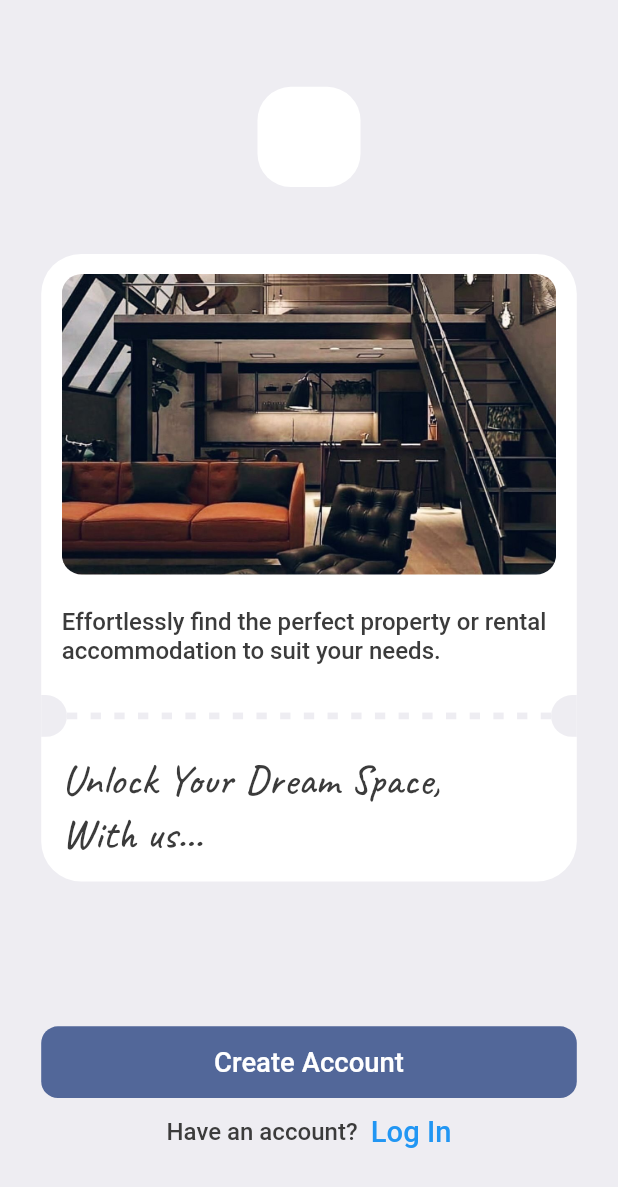
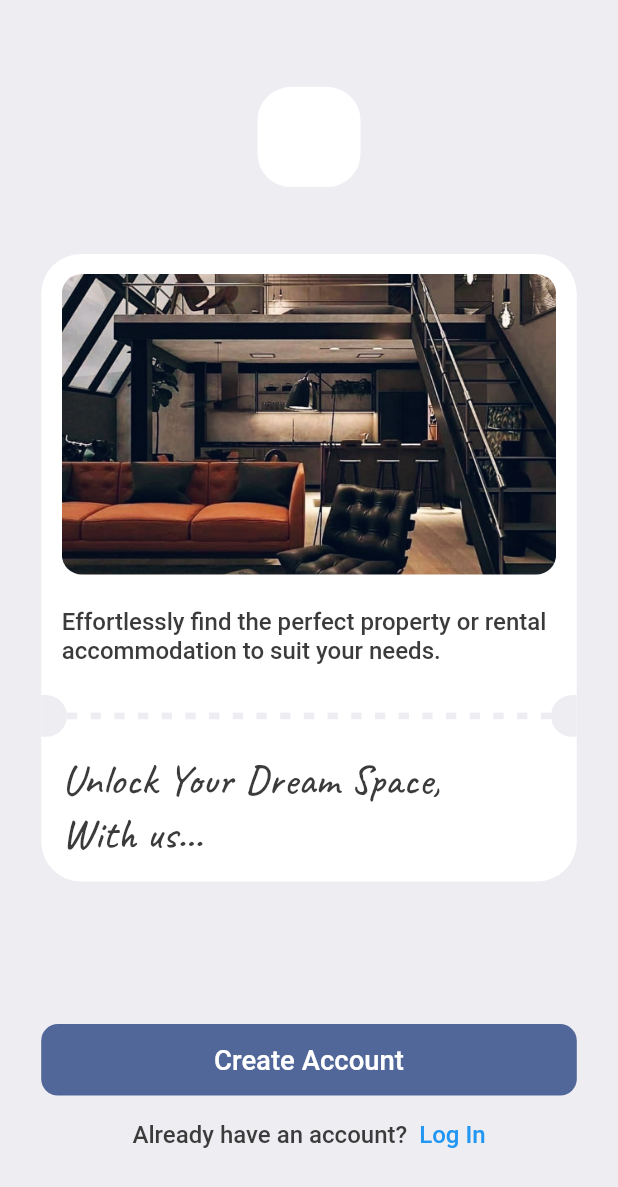
Before and after one commit to harshbhanderi22/pg_hostel_rent_service_app_flutter, a Flutter app: the screen it shows after launch, on a phone screen of 412 x 824 dp. Shown: the top 1187 px of the screen. Run offline on Flutter 3.47's test engine with Material 2 defaults, Android fonts, the phone set to English and light mode, and no system bars; our stand-ins replace flutter_screenutil, google_fonts.

Commit message:
Project Structure Updated

```diff
--- /dev/null
+++ b/lib/Utils/Components/button.dart
@@ -0,0 +1,31 @@
+import 'package:flutter/material.dart';
+import 'package:flutter_screenutil/flutter_screenutil.dart';
+import 'package:real/Utils/app_styles.dart';
+
+class Button extends StatelessWidget {
+  final String text;
+  final Function onTap;
+  const Button({super.key, required this.text,required this.onTap});
+
+  @override
+  Widget build(BuildContext context) {
+    return InkWell(
+      onTap: () {
+        onTap();
+      },
+      child: Container(
+        width: double.infinity,
+        padding: EdgeInsets.symmetric(horizontal: 12.w, vertical: 12.h),
+        decoration: BoxDecoration(
+          color: Styles.darkPrimaryColor,
+          borderRadius: BorderRadius.circular(10.r),
+        ),
+        child: Center(
+            child: Text(
+          text,
+          style: Styles.textStyle.copyWith(color: Colors.white),
+        )),
+      ),
+    );
+  }
+}
--- a/lib/Utils/intro_card.dart
+++ b/lib/Utils/Components/intro_card.dart
@@ -1,8 +1,7 @@
 import 'package:flutter/material.dart';
 import 'package:flutter_screenutil/flutter_screenutil.dart';
 import 'package:google_fonts/google_fonts.dart';
-
-import 'app_styles.dart';
+import 'package:real/Utils/app_styles.dart';
 
 
 class IntroCard extends StatelessWidget {
@@ -43,8 +42,7 @@ class IntroCard extends StatelessWidget {
           SizedBox(
             height: 10.h,
           ),
-          Container(
-            child: Row(
+          Row(
             children: [
               SizedBox(
                 height: 25.h,
@@ -94,7 +92,6 @@ class IntroCard extends StatelessWidget {
               ),
             ],
           ),
-          ),
           SizedBox(
             height: 10.h,
           ),
--- /dev/null
+++ b/lib/Utils/Routes/route_name.dart
@@ -0,0 +1,5 @@
+class RoutesName {
+  static const loginScreen = "login_screen";
+  static const signUpScreen = "signup_screen";
+  static const introScreen = "intro_screen";
+}
--- /dev/null
+++ b/lib/Utils/Routes/routes.dart
@@ -0,0 +1,24 @@
+import 'package:flutter/material.dart';
+import 'package:real/Utils/Routes/route_name.dart';
+import 'package:real/View/intro_screen.dart';
+import 'package:real/View/login_screen.dart';
+import 'package:real/View/signup_screen.dart';
+
+class Routes {
+  static Route<dynamic> generateRoutes(RouteSettings routeSettings) {
+    switch (routeSettings.name) {
+      case RoutesName.introScreen:
+        return MaterialPageRoute(builder: (_) => const IntroScreen());
+
+      case RoutesName.loginScreen:
+        return MaterialPageRoute(builder: (_) => const LoginScreen());
+      case RoutesName.signUpScreen:
+        return MaterialPageRoute(builder: (_) => const SignUpScreen());
+      default:
+        return MaterialPageRoute(
+            builder: (_) => const Scaffold(
+                  body: Center(child: Text("No Routes Defined")),
+                ));
+    }
+  }
+}
--- a/lib/Utils/button.dart
+++ /dev/null
@@ -1,23 +0,0 @@
-import 'package:flutter/material.dart';
-import 'package:flutter_screenutil/flutter_screenutil.dart';
-import 'package:real/Utils/app_styles.dart';
-
-
-class Button extends StatelessWidget {
-
-  final String text;
-  Button({required this.text});
-
-  @override
-  Widget build(BuildContext context) {
-    return Container(
-     width: double.infinity,
-      padding: EdgeInsets.symmetric(horizontal:  12.w, vertical:12.h),
-      decoration: BoxDecoration(
-        color: Styles.darkPrimaryColor,
-        borderRadius: BorderRadius.circular(10.r),
-      ),
-      child: Center(child: Text( text , style: Styles.textStyle.copyWith(color: Colors.white),)),
-    );
-  }
-}
--- a/lib/Screens/intro_screen.dart
+++ b/lib/View/intro_screen.dart
@@ -1,10 +1,9 @@
 import 'package:flutter/material.dart';
 import 'package:flutter_screenutil/flutter_screenutil.dart';
-import 'package:google_fonts/google_fonts.dart';
+import 'package:real/Utils/Components/button.dart';
+import 'package:real/Utils/Components/intro_card.dart';
+import 'package:real/Utils/Routes/route_name.dart';
 import 'package:real/Utils/app_styles.dart';
-import 'package:real/Utils/button.dart';
-
-import '../Utils/intro_card.dart';
 
 class IntroScreen extends StatelessWidget {
   const IntroScreen({Key? key}) : super(key: key);
@@ -32,24 +31,28 @@ class IntroScreen extends StatelessWidget {
               SizedBox(
                 height: 40.h,
               ),
-
               //For Intro Card..
-              IntroCard(),
-              Spacer(),
-              Button(text: 'Create Account'),
+              const IntroCard(),
+              const Spacer(),
+              Button(
+                onTap: () {
+                  Navigator.of(context).pushNamed(RoutesName.signUpScreen);
+                },
+                text: 'Create Account',
+              ),
               SizedBox(
-                height: 10.h,
+                height: 15.h,
               ),
               Row(
                 mainAxisAlignment: MainAxisAlignment.center,
                 children: [
                   Text(
-                    'Have an account? ',
+                    'Already have an account? ',
                     style: Styles.textStyle.copyWith(fontSize: 14.sp),
                   ),
                   Text(
                     ' Log In',
-                    style: Styles.headLineStyle3.copyWith(color: Colors.blue),
+                    style: Styles.headLineStyle4.copyWith(color: Colors.blue),
                   )
                 ],
               )
--- /dev/null
+++ b/lib/Viewmodel/auth_viewmodel.dart
@@ -0,0 +1,5 @@
+import 'package:flutter/material.dart';
+
+class AuthViewModel with ChangeNotifier{
+
+}
--- a/lib/main.dart
+++ b/lib/main.dart
@@ -1,6 +1,10 @@
 import 'package:flutter/material.dart';
 import 'package:flutter_screenutil/flutter_screenutil.dart';
-import 'package:real/Screens/intro_screen.dart';
+import 'package:provider/provider.dart';
+import 'package:real/Utils/Routes/route_name.dart';
+import 'package:real/Utils/Routes/routes.dart';
+import 'package:real/View/intro_screen.dart';
+import 'package:real/Viewmodel/auth_viewmodel.dart';
 
 import 'Utils/app_styles.dart';
 
@@ -11,20 +15,24 @@ void main() {
 class MyApp extends StatelessWidget {
   const MyApp({super.key});
 
-
   @override
   Widget build(BuildContext context) {
-    return ScreenUtilInit(
+    return MultiProvider(providers: [
+      ChangeNotifierProvider(create: (context) => AuthViewModel())
+    ],
+    child:  ScreenUtilInit(
       designSize: const Size(360, 740),
        builder: (context , child) => MaterialApp(
         debugShowCheckedModeBanner: false,
         title: 'Flutter Demo',
         theme: ThemeData(
-
           primaryColor: primary ,
         ),
-        home:  const IntroScreen(),
+        initialRoute: RoutesName.introScreen,
+        onGenerateRoute: Routes.generateRoutes,
       ),
+    ),
+
     );
   }
 }
--- a/pubspec.yaml
+++ b/pubspec.yaml
@@ -37,6 +37,7 @@ dependencies:
   cupertino_icons: ^1.0.2
   flutter_screenutil: ^5.7.0
   google_fonts: ^3.0.1
+  provider: ^6.0.5
 
 
 dev_dependencies:
```
Also changed, not shown: lib/Utils/app_styles.dart (+14 -6 lines), lib/View/login_screen.dart (added, +23 -0 lines), lib/View/signup_screen.dart (added, +17 -0 lines), pubspec.lock. Lines whose indentation alone changed are shown as unchanged.
